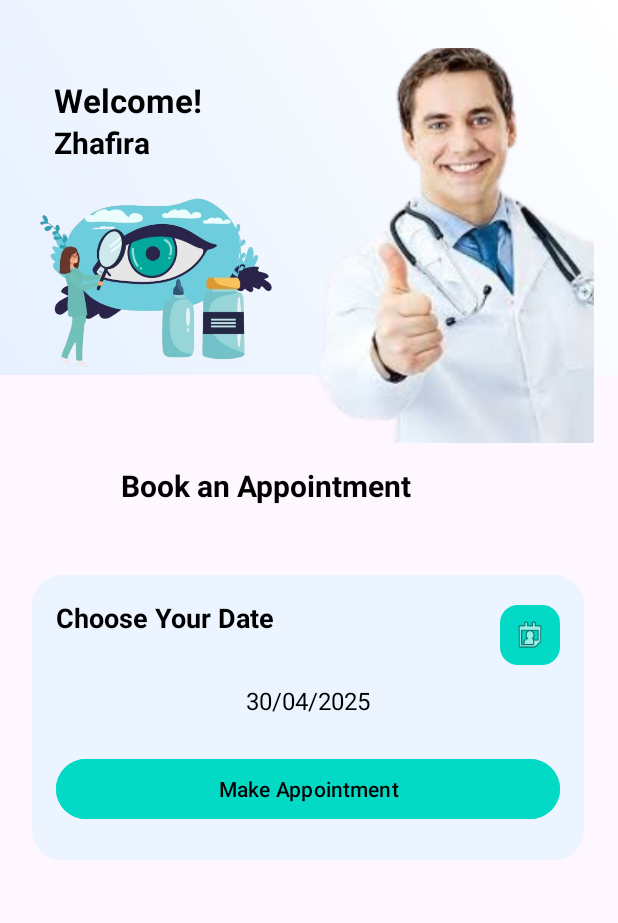
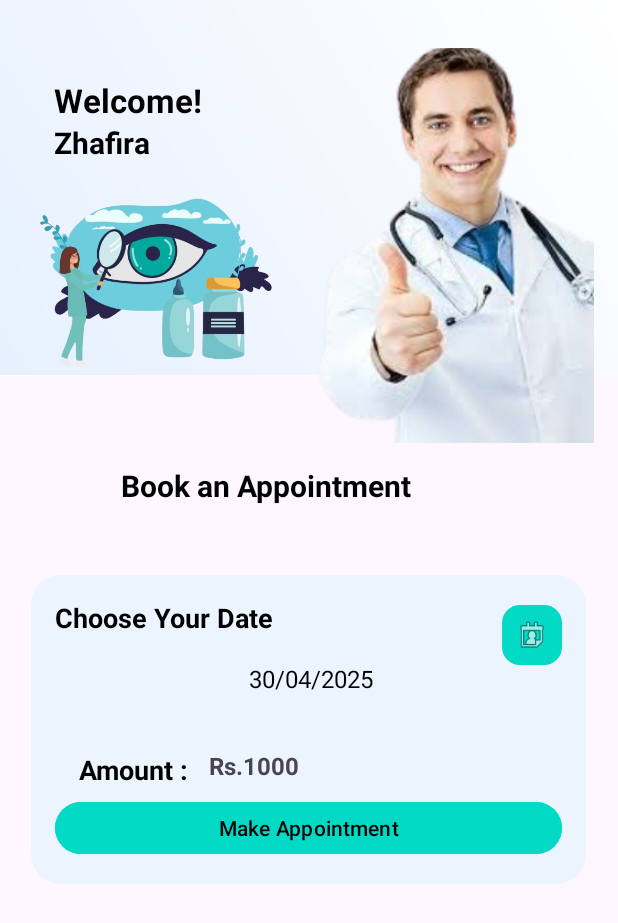
Before and after one commit to saviyx/Ivision_new, an Android app: the fragment Appoinment_Fragment shown on its own in the app's theme, on a phone screen of 412 x 824 dp. Shown: the top 923 px of the screen. Run offline under Robolectric (Android 15) with nearby library versions, the phone set to English and light mode, and no system bars.

Commit message:
change 8

```diff
--- a/app/src/main/res/layout/activity_home.xml
+++ b/app/src/main/res/layout/activity_home.xml
@@ -153,7 +153,7 @@
         android:id="@+id/textView14"
         android:layout_width="59dp"
         android:layout_height="12dp"
-        android:text="Appointment"
+        android:text="View"
         android:textAlignment="center"
         android:textSize="10sp"
         app:layout_constraintEnd_toEndOf="@+id/appoinment"
--- a/app/src/main/res/layout/fragment_appointment_fragment.xml
+++ b/app/src/main/res/layout/fragment_appointment_fragment.xml
@@ -86,8 +86,8 @@
 
 
         <RelativeLayout
-            android:layout_width="368dp"
-            android:layout_height="190dp"
+            android:layout_width="370dp"
+            android:layout_height="206dp"
             android:layout_marginTop="24dp"
             android:background="@drawable/rounded_bg"
             android:backgroundTint="@color/light_blue"
@@ -110,6 +110,20 @@
                 android:textStyle="bold" />
 
             <!-- Calendar icon -->
+
+            <TextView
+                android:id="@+id/tvTitle3"
+                android:layout_width="wrap_content"
+                android:layout_height="wrap_content"
+                android:layout_alignParentStart="true"
+                android:layout_alignParentTop="true"
+                android:layout_marginStart="16dp"
+                android:layout_marginTop="101dp"
+                android:text="Amount :"
+                android:textColor="@color/black"
+                android:textSize="18sp"
+                android:textStyle="bold" />
+
             <ImageButton
                 android:id="@+id/btnCalendar"
                 android:layout_width="40dp"
@@ -124,28 +138,46 @@
                 android:src="@android:drawable/ic_menu_my_calendar" />
 
             <!-- Date -->
+
+            <!-- Appointment Button -->
+
             <TextView
                 android:id="@+id/tvDate"
-                android:layout_width="wrap_content"
-                android:layout_height="wrap_content"
+                android:layout_width="322dp"
+                android:layout_height="34dp"
                 android:layout_below="@id/tvTitle"
-                android:layout_centerHorizontal="true"
-                android:layout_marginTop="32dp"
+                android:layout_alignParentStart="true"
+                android:layout_alignParentEnd="true"
+                android:layout_marginStart="33dp"
+                android:layout_marginTop="17dp"
+                android:layout_marginEnd="29dp"
                 android:text="30/04/2025"
+                android:textAlignment="center"
                 android:textColor="@color/black"
                 android:textSize="16sp" />
 
-            <!-- Appointment Button -->
             <Button
                 android:id="@+id/btnAppointment"
                 android:layout_width="match_parent"
                 android:layout_height="wrap_content"
                 android:layout_below="@id/tvDate"
-                android:layout_marginTop="24dp"
+                android:layout_marginTop="55dp"
                 android:backgroundTint="@color/design_default_color_secondary"
                 android:text="Make Appointment"
                 android:textColor="@color/black"
                 app:rippleColor="@color/black" />
+
+            <TextView
+                android:id="@+id/textView22"
+                android:layout_width="93dp"
+                android:layout_height="29dp"
+                android:layout_alignTop="@+id/tvTitle3"
+                android:layout_marginStart="13dp"
+                android:layout_marginTop="-1dp"
+                android:layout_toEndOf="@+id/tvTitle3"
+                android:text="Rs.1000"
+                android:textSize="16sp"
+                android:textStyle="bold" />
 
         </RelativeLayout>
 
--- /dev/null
+++ b/app/src/main/res/layout/fragment_view__appointment.xml
@@ -0,0 +1,6 @@
+<?xml version="1.0" encoding="utf-8"?>
+<FrameLayout xmlns:android="http://schemas.android.com/apk/res/android"
+    xmlns:tools="http://schemas.android.com/tools"
+    android:layout_width="match_parent"
+    android:layout_height="match_parent"
+    tools:context=".View_Appointment"/>
```
Also changed, not shown: app/src/main/java/lk/javainstitute/ivision/View_Appointment.java (added, +64 -0 lines).
